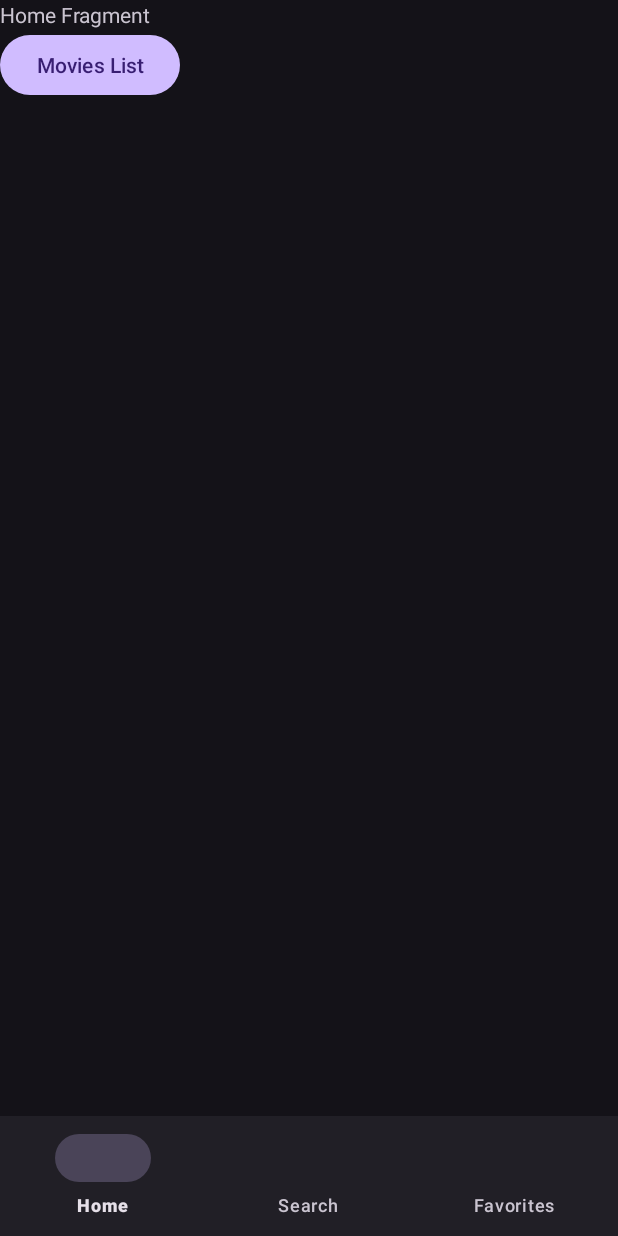
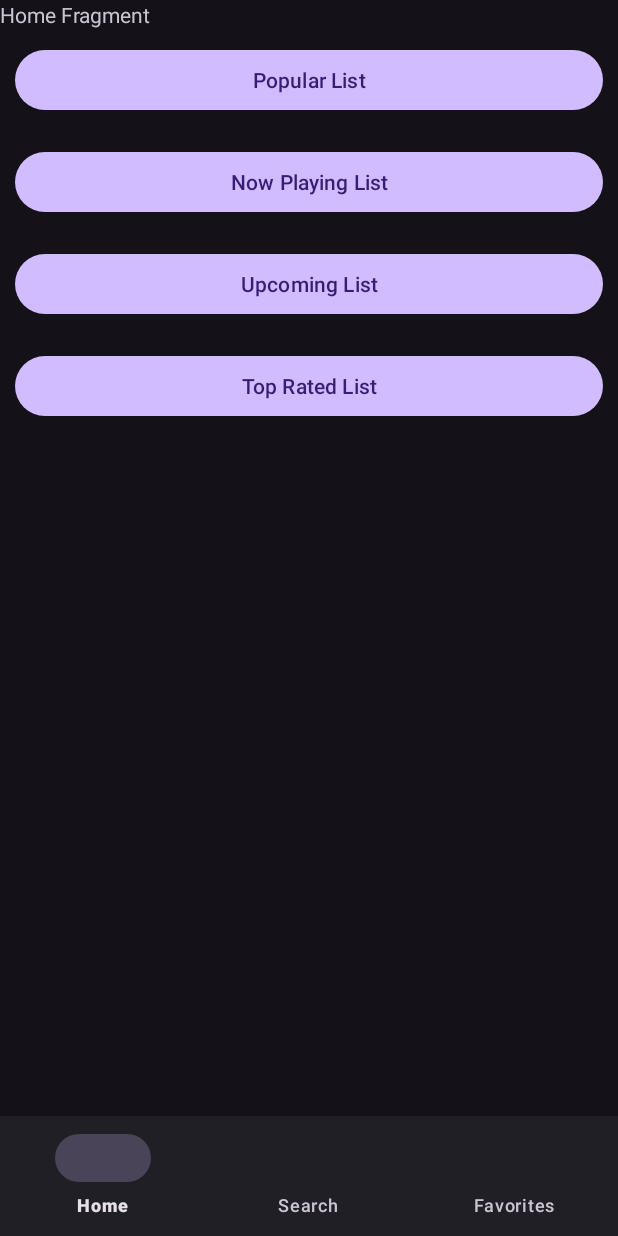
Before and after one commit to omarel3ashry/MoviesApp-v2, an Android app: the screen it shows after launch (MainActivity), on a phone screen of 412 x 824 dp. Run offline under Robolectric (Android 15) with nearby library versions, the light colour scheme and no system bars; our stand-ins replace Dagger/Hilt's generated code, navigation-ui; 1 statement that could not run was skipped.

Commit message:
Updating fragments and adding kotlin-parcelize plugin to transport custom models.

```diff
--- a/app/src/main/java/com/example/moviesappv2/domain/model/Movie.kt
+++ b/app/src/main/java/com/example/moviesappv2/domain/model/Movie.kt
@@ -1,8 +1,12 @@
 package com.example.moviesappv2.domain.model
+
+import android.os.Parcelable
+import kotlinx.parcelize.Parcelize
 
 /**
  * Created by Omar Elashry on 7/8/2023.
  */
+@Parcelize
 data class Movie(
     val adult: Boolean,
     val backdropPath: String,
@@ -14,4 +18,4 @@ data class Movie(
     val releaseDate: String,
     val title: String,
     val voteAverage: Double
-)
+) : Parcelable
--- /dev/null
+++ b/app/src/main/java/com/example/moviesappv2/presentation/HomeViewModel.kt
@@ -0,0 +1,73 @@
+package com.example.moviesappv2.presentation
+
+import androidx.lifecycle.LiveData
+import androidx.lifecycle.MutableLiveData
+import androidx.lifecycle.SavedStateHandle
+import androidx.lifecycle.ViewModel
+import androidx.lifecycle.viewModelScope
+import com.example.moviesappv2.common.MoviesListType
+import com.example.moviesappv2.common.Resource
+import com.example.moviesappv2.domain.model.MoviesList
+import com.example.moviesappv2.domain.use_case.GetMoviesListUseCase
+import dagger.hilt.android.lifecycle.HiltViewModel
+import kotlinx.coroutines.flow.launchIn
+import kotlinx.coroutines.flow.onEach
+import javax.inject.Inject
+
+/**
+ * Created by Omar Elashry on 7/8/2023.
+ */
+@HiltViewModel
+class HomeViewModel @Inject constructor(
+    private val getMoviesListUseCase: GetMoviesListUseCase,
+    private val savedStateHandle: SavedStateHandle
+) :
+    ViewModel() {
+    private val _popularMoviesList = MutableLiveData<Resource<MoviesList>>()
+    private val _nowPlayingMoviesList = MutableLiveData<Resource<MoviesList>>()
+    private val _upcomingMoviesList = MutableLiveData<Resource<MoviesList>>()
+    private val _topRatedMoviesList = MutableLiveData<Resource<MoviesList>>()
+    private val _moviesListType = MutableLiveData<MoviesListType>()
+    val popularMoviesList: LiveData<Resource<MoviesList>> get() = _popularMoviesList
+    val nowPlayingMoviesList: LiveData<Resource<MoviesList>> get() = _nowPlayingMoviesList
+    val upcomingMoviesList: LiveData<Resource<MoviesList>> get() = _upcomingMoviesList
+    val topRatedMoviesList: LiveData<Resource<MoviesList>> get() = _topRatedMoviesList
+    val moviesListType: LiveData<MoviesListType> get() = _moviesListType
+
+    init {
+        getPopularMoviesList()
+        getNowPlayingMoviesList()
+        getUpcomingMoviesList()
+        getTopRatedMoviesList()
+    }
+
+    fun setMoviesListType(listType: MoviesListType) {
+        _moviesListType.value = listType
+    }
+
+    private fun getPopularMoviesList() {
+        getMoviesListUseCase(MoviesListType.POPULAR)
+            .onEach { _popularMoviesList.value = it }
+            .launchIn(viewModelScope)
+    }
+
+    private fun getNowPlayingMoviesList() {
+        getMoviesListUseCase(MoviesListType.NOW_PLAYING)
+            .onEach { _nowPlayingMoviesList.value = it }
+            .launchIn(viewModelScope)
+    }
+
+    private fun getUpcomingMoviesList() {
+        getMoviesListUseCase(MoviesListType.UPCOMING)
+            .onEach { _upcomingMoviesList.value = it }
+            .launchIn(viewModelScope)
+    }
+
+    private fun getTopRatedMoviesList() {
+        getMoviesListUseCase(MoviesListType.TOP_RATED)
+            .onEach { _topRatedMoviesList.value = it }
+            .launchIn(viewModelScope)
+    }
+
+
+}
--- a/app/src/main/java/com/example/moviesappv2/presentation/MainActivity.kt
+++ b/app/src/main/java/com/example/moviesappv2/presentation/MainActivity.kt
@@ -1,16 +1,10 @@
 package com.example.moviesappv2.presentation
 
 import android.os.Bundle
-import android.util.Log
-import android.widget.Toast
-import androidx.activity.viewModels
 import androidx.appcompat.app.AppCompatActivity
-import androidx.databinding.DataBindingUtil
 import androidx.navigation.NavController
 import androidx.navigation.fragment.findNavController
 import androidx.navigation.ui.NavigationUI
-import com.example.moviesappv2.R
-import com.example.moviesappv2.common.Resource
 import com.example.moviesappv2.databinding.ActivityMainBinding
 import dagger.hilt.android.AndroidEntryPoint
 
@@ -18,33 +12,20 @@ import dagger.hilt.android.AndroidEntryPoint
 class MainActivity : AppCompatActivity() {
 
     private lateinit var binding: ActivityMainBinding
-    private val popularMoviesViewModel: PopularMoviesViewModel by viewModels()
     private lateinit var navController: NavController
 //    private lateinit var appBarConfiguration: AppBarConfiguration
 
     override fun onCreate(savedInstanceState: Bundle?) {
         super.onCreate(savedInstanceState)
-        binding = DataBindingUtil.setContentView(this, R.layout.activity_main)
+        binding = ActivityMainBinding.inflate(layoutInflater)
+        setContentView(binding.root)
         val navHostFragment = supportFragmentManager.findFragmentById(binding.fragmentContainer.id)
         navController = navHostFragment!!.findNavController()
         NavigationUI.setupWithNavController(
             binding.bottomNav,
             navController
         )
-        popularMoviesViewModel.moviesList.observe(this) { resource ->
-            when (resource.status) {
-                Resource.Status.SUCCESS -> {
-                    Toast.makeText(this, "Success, see the log!", Toast.LENGTH_SHORT).show()
-                }
 
-                Resource.Status.LOADING -> {
-                }
-
-                Resource.Status.ERROR -> {
-                    Log.d("MainActivity", "onCreate: ${resource.message}")
-                }
-            }
-        }
 
         // TODO: remove if not willing to use actionbar in the design.
         /*        appBarConfiguration = AppBarConfiguration(
--- a/app/src/main/java/com/example/moviesappv2/presentation/home/HomeFragment.kt
+++ b/app/src/main/java/com/example/moviesappv2/presentation/home/HomeFragment.kt
@@ -1,39 +1,128 @@
 package com.example.moviesappv2.presentation.home
 
 import android.os.Bundle
-import androidx.fragment.app.Fragment
+import android.util.Log
 import android.view.LayoutInflater
 import android.view.View
 import android.view.ViewGroup
-import androidx.databinding.DataBindingUtil
-import androidx.navigation.NavController
-import androidx.navigation.Navigation
+import android.widget.Toast
+import androidx.fragment.app.Fragment
+import androidx.fragment.app.activityViewModels
 import androidx.navigation.fragment.findNavController
 import com.example.moviesappv2.R
+import com.example.moviesappv2.common.MoviesListType
+import com.example.moviesappv2.common.Resource
 import com.example.moviesappv2.databinding.FragmentHomeBinding
+import com.example.moviesappv2.presentation.HomeViewModel
+import dagger.hilt.android.AndroidEntryPoint
 
-
+@AndroidEntryPoint
 class HomeFragment : Fragment() {
 
-    private lateinit var binding: FragmentHomeBinding
-    override fun onCreate(savedInstanceState: Bundle?) {
-        super.onCreate(savedInstanceState)
-        binding = FragmentHomeBinding.inflate(layoutInflater)
-    }
+    private var _binding: FragmentHomeBinding? = null
+    private val binding get() = _binding!!
+    private val sharedHomeViewModel: HomeViewModel by activityViewModels()
+
 
     override fun onCreateView(
         inflater: LayoutInflater, container: ViewGroup?,
         savedInstanceState: Bundle?
     ): View {
         // Inflate the layout for this fragment
-        binding = DataBindingUtil.inflate(layoutInflater, R.layout.fragment_home, container, false)
+        _binding = FragmentHomeBinding.inflate(layoutInflater, container, false)
         return binding.root
     }
 
     override fun onViewCreated(view: View, savedInstanceState: Bundle?) {
         super.onViewCreated(view, savedInstanceState)
-        binding.moviesListBtn.setOnClickListener {
-            findNavController().navigate(R.id.action_homeFragment_to_moviesListFragment)
+        binding.apply {
+            popularMoviesListBtn.setOnClickListener {
+                sharedHomeViewModel.setMoviesListType(MoviesListType.POPULAR)
+                findNavController().navigate(R.id.action_homeFragment_to_moviesListFragment)
+            }
+            nowPlayingMoviesListBtn.setOnClickListener {
+                sharedHomeViewModel.setMoviesListType(MoviesListType.NOW_PLAYING)
+                findNavController().navigate(R.id.action_homeFragment_to_moviesListFragment)
+            }
+            upcomingMoviesListBtn.setOnClickListener {
+                sharedHomeViewModel.setMoviesListType(MoviesListType.UPCOMING)
+                findNavController().navigate(R.id.action_homeFragment_to_moviesListFragment)
+            }
+            topRatedMoviesListBtn.setOnClickListener {
+                sharedHomeViewModel.setMoviesListType(MoviesListType.TOP_RATED)
+                findNavController().navigate(R.id.action_homeFragment_to_moviesListFragment)
+            }
+
+        }
+
+        setupViewModelObservers()
+    }
+
+    private fun setupViewModelObservers() {
+        sharedHomeViewModel.popularMoviesList.observe(viewLifecycleOwner) { resource ->
+            when (resource.status) {
+                Resource.Status.SUCCESS -> {
+                    Toast.makeText(requireContext(), "Success, see the log!", Toast.LENGTH_SHORT)
+                        .show()
+                }
+
+                Resource.Status.LOADING -> {
+                }
+
+                Resource.Status.ERROR -> {
+                    Log.d("HomeFragment", "setupViewModelObservers: ${resource.message}")
+                }
+            }
+        }
+        sharedHomeViewModel.nowPlayingMoviesList.observe(viewLifecycleOwner) { resource ->
+            when (resource.status) {
+                Resource.Status.SUCCESS -> {
+                    Toast.makeText(requireContext(), "Success, see the log!", Toast.LENGTH_SHORT)
+                        .show()
+                }
+
+                Resource.Status.LOADING -> {
+                }
+
+                Resource.Status.ERROR -> {
+                    Log.d("MainActivity", "onCreate: ${resource.message}")
+                }
+            }
+        }
+        sharedHomeViewModel.upcomingMoviesList.observe(viewLifecycleOwner) { resource ->
+            when (resource.status) {
+                Resource.Status.SUCCESS -> {
+                    Toast.makeText(requireContext(), "Success, see the log!", Toast.LENGTH_SHORT)
+                        .show()
+                }
+
+                Resource.Status.LOADING -> {
+                }
+
+                Resource.Status.ERROR -> {
+                    Log.d("MainActivity", "onCreate: ${resource.message}")
+                }
+            }
+        }
+        sharedHomeViewModel.topRatedMoviesList.observe(viewLifecycleOwner) { resource ->
+            when (resource.status) {
+                Resource.Status.SUCCESS -> {
+                    Toast.makeText(requireContext(), "Success, see the log!", Toast.LENGTH_SHORT)
+                        .show()
+                }
+
+                Resource.Status.LOADING -> {
+                }
+
+                Resource.Status.ERROR -> {
+                    Log.d("MainActivity", "onCreate: ${resource.message}")
+                }
+            }
         }
     }
+
+    override fun onDestroyView() {
+        super.onDestroyView()
+        _binding = null
+    }
 }
--- a/app/src/main/java/com/example/moviesappv2/presentation/PopularMoviesViewModel.kt
+++ b/app/src/main/java/com/example/moviesappv2/presentation/movies_list/MoviesListViewModel.kt
@@ -1,5 +1,6 @@
-package com.example.moviesappv2.presentation
+package com.example.moviesappv2.presentation.movies_list
 
+import android.util.Log
 import androidx.lifecycle.LiveData
 import androidx.lifecycle.MutableLiveData
 import androidx.lifecycle.SavedStateHandle
@@ -12,30 +13,29 @@ import com.example.moviesappv2.domain.use_case.GetMoviesListUseCase
 import dagger.hilt.android.lifecycle.HiltViewModel
 import kotlinx.coroutines.flow.launchIn
 import kotlinx.coroutines.flow.onEach
-import kotlinx.coroutines.launch
 import javax.inject.Inject
 
 /**
- * Created by Omar Elashry on 7/8/2023.
+ * Created by Omar Elashry on 7/10/2023.
  */
 @HiltViewModel
-class PopularMoviesViewModel @Inject constructor(
+class MoviesListViewModel @Inject constructor(
     private val getMoviesListUseCase: GetMoviesListUseCase,
     private val savedStateHandle: SavedStateHandle
-) :
-    ViewModel() {
+) : ViewModel() {
+
     private val _moviesList = MutableLiveData<Resource<MoviesList>>()
     val moviesList: LiveData<Resource<MoviesList>> get() = _moviesList
 
     init {
-        getMoviesList()
+        val listType = savedStateHandle.get<MoviesListType>("listType")
+        Log.d("MoviesListViewModel", "Arg: $listType")
+        getMoviesList(listType!!)
     }
 
-    private fun getMoviesList() {
-        getMoviesListUseCase(MoviesListType.POPULAR)
+    private fun getMoviesList(listType: MoviesListType) {
+        getMoviesListUseCase(listType)
             .onEach { _moviesList.value = it }
             .launchIn(viewModelScope)
     }
-
-
 }
--- a/app/src/main/res/layout/activity_main.xml
+++ b/app/src/main/res/layout/activity_main.xml
@@ -1,12 +1,11 @@
 <?xml version="1.0" encoding="utf-8"?>
-<layout xmlns:android="http://schemas.android.com/apk/res/android"
+
+<androidx.constraintlayout.widget.ConstraintLayout android:layout_width="match_parent"
+    android:layout_height="match_parent"
+    xmlns:tools="http://schemas.android.com/tools"
     xmlns:app="http://schemas.android.com/apk/res-auto"
-    xmlns:tools="http://schemas.android.com/tools">
-
-    <androidx.constraintlayout.widget.ConstraintLayout
-        android:layout_width="match_parent"
-        android:layout_height="match_parent"
-        tools:context=".presentation.MainActivity">
+    tools:context=".presentation.MainActivity"
+    xmlns:android="http://schemas.android.com/apk/res/android">
 
         <androidx.fragment.app.FragmentContainerView
             android:id="@+id/fragmentContainer"
@@ -30,4 +29,3 @@
             app:layout_constraintStart_toStartOf="parent" />
 
     </androidx.constraintlayout.widget.ConstraintLayout>
-</layout>
--- a/app/src/main/res/layout/fragment_home.xml
+++ b/app/src/main/res/layout/fragment_home.xml
@@ -1,12 +1,10 @@
 <?xml version="1.0" encoding="utf-8"?>
-<layout xmlns:android="http://schemas.android.com/apk/res/android"
-    xmlns:tools="http://schemas.android.com/tools">
-
-    <LinearLayout
+<LinearLayout xmlns:android="http://schemas.android.com/apk/res/android"
+    xmlns:tools="http://schemas.android.com/tools"
     android:layout_width="match_parent"
     android:layout_height="match_parent"
+    android:orientation="vertical"
     tools:context=".presentation.home.HomeFragment"
-        android:orientation="vertical"
     tools:ignore="HardcodedText">
 
     <TextView
@@ -15,9 +13,32 @@
         android:text="Home Fragment" />
 
     <Button
-            android:id="@+id/moviesListBtn"
-            android:layout_width="wrap_content"
+        android:id="@+id/popularMoviesListBtn"
+        android:layout_width="match_parent"
         android:layout_height="wrap_content"
-            android:text="Movies List" />
+        android:layout_margin="10dp"
+        android:text="Popular List" />
+
+    <Button
+        android:id="@+id/nowPlayingMoviesListBtn"
+        android:layout_width="match_parent"
+        android:layout_height="wrap_content"
+        android:layout_margin="10dp"
+        android:text="Now Playing List" />
+
+    <Button
+        android:id="@+id/upcomingMoviesListBtn"
+        android:layout_width="match_parent"
+        android:layout_height="wrap_content"
+        android:layout_margin="10dp"
+        android:text="Upcoming List" />
+
+    <Button
+        android:id="@+id/topRatedMoviesListBtn"
+        android:layout_width="match_parent"
+        android:layout_height="wrap_content"
+        android:layout_margin="10dp"
+        android:text="Top Rated List" />
+
+
 </LinearLayout>
-</layout>
--- a/app/src/main/res/layout/fragment_movies_list.xml
+++ b/app/src/main/res/layout/fragment_movies_list.xml
@@ -7,6 +7,7 @@
     tools:ignore="HardcodedText">
 
     <TextView
+        android:id="@+id/txtView"
         android:layout_width="match_parent"
         android:layout_height="match_parent"
         android:text="Movies List Fragment" />
--- a/app/src/main/res/navigation/home.xml
+++ b/app/src/main/res/navigation/home.xml
@@ -17,5 +17,6 @@
         android:id="@+id/moviesListFragment"
         android:name="com.example.moviesappv2.presentation.movies_list.MoviesListFragment"
         android:label="fragment_movies_list"
-        tools:layout="@layout/fragment_movies_list" />
+        tools:layout="@layout/fragment_movies_list">
+    </fragment>
 </navigation>
```
Also changed, not shown: app/build.gradle (+3 -4 lines), app/src/main/java/com/example/moviesappv2/domain/use_case/GetMovieDetailUseCase.kt (added, +29 -0 lines), app/src/main/java/com/example/moviesappv2/presentation/movies_list/MoviesListFragment.kt (+43 -40 lines), app/src/main/java/com/example/moviesappv2/presentation/search/SearchFragment.kt (+4 -9 lines), app/src/main/res/layout/fragment_search.xml (+9 -11 lines). Lines whose indentation alone changed are shown as unchanged.
